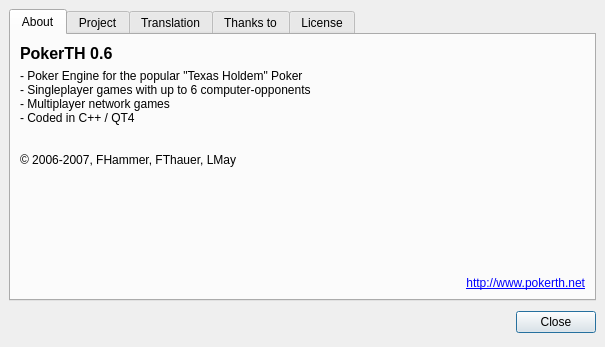
This is src/gui/qt/aboutpokerth.ui in pokerth/pokerth as Qt 5 draws it before an edit. The edited form follows.
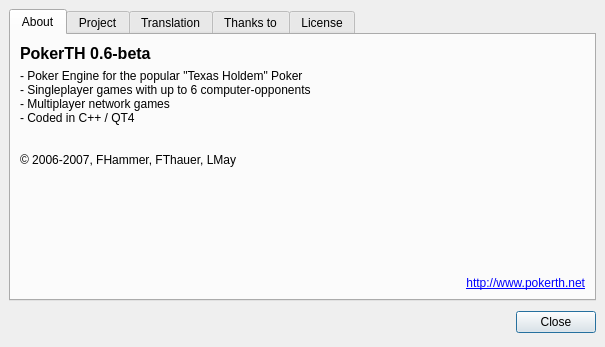
This is the edited form. Icons and pictures are not drawn.

```diff
--- a/src/gui/qt/aboutpokerth.ui
+++ b/src/gui/qt/aboutpokerth.ui
@@ -51,7 +51,7 @@
           <string>&lt;html>&lt;head>&lt;meta name="qrichtext" content="1" />&lt;style type="text/css">
 p, li { white-space: pre-wrap; }
 &lt;/style>&lt;/head>&lt;body style=" font-family:'Nimbus Sans L'; font-size:9pt; font-weight:400; font-style:normal;">
-&lt;p style=" margin-top:0px; margin-bottom:0px; margin-left:0px; margin-right:0px; -qt-block-indent:0; text-indent:0px;">&lt;span style=" font-size:12pt; font-weight:600;">PokerTH 0.6&lt;/span>&lt;/p>&lt;/body>&lt;/html></string>
+&lt;p style=" margin-top:0px; margin-bottom:0px; margin-left:0px; margin-right:0px; -qt-block-indent:0; text-indent:0px;">&lt;span style=" font-size:12pt; font-weight:600;">PokerTH 0.6-beta&lt;/span>&lt;/p>&lt;/body>&lt;/html></string>
          </property>
         </widget>
        </item>
```
Left out of the diff: 2 changed lines with no effect on the pictures.
